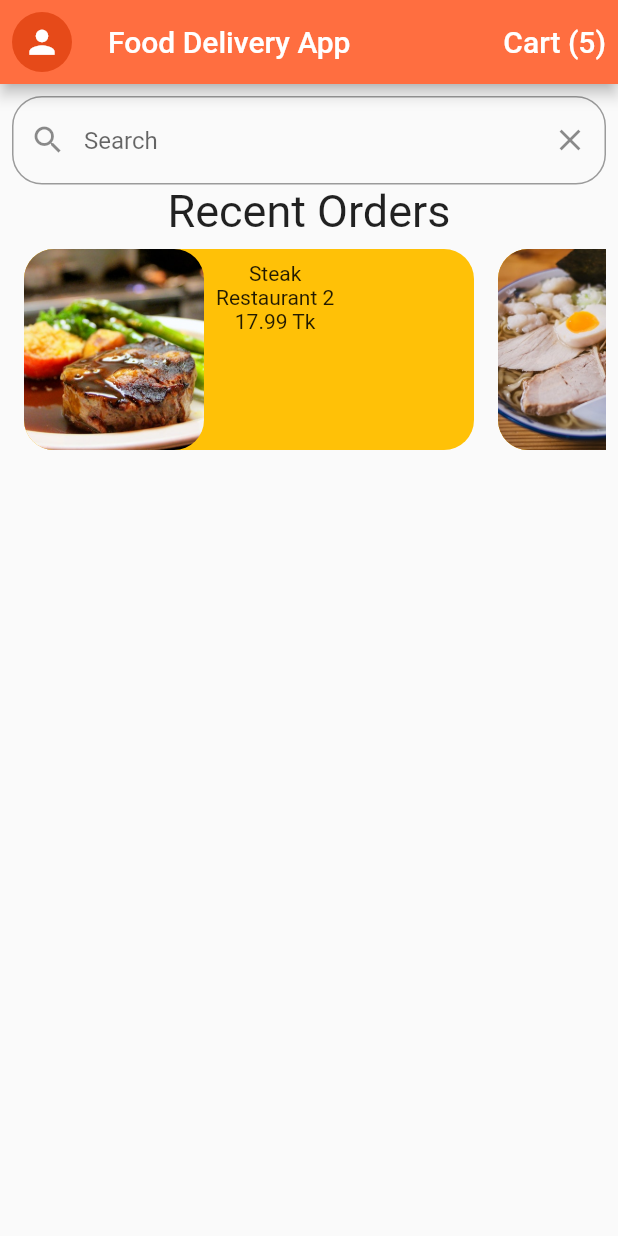
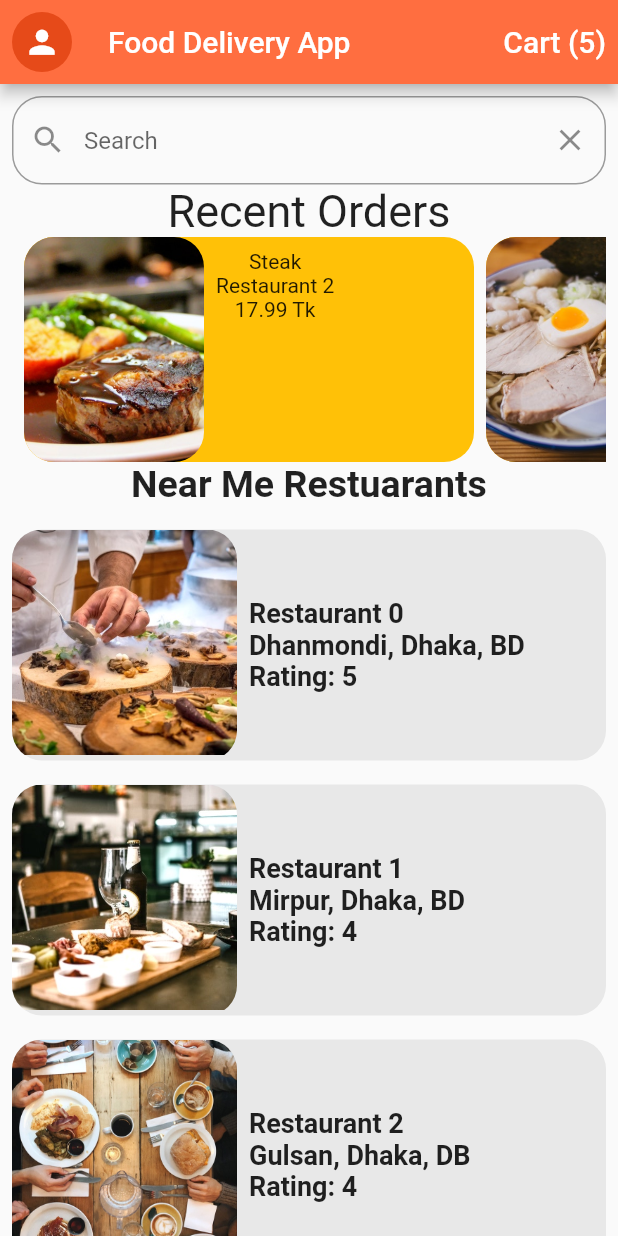
Before and after one commit to aacfahim/food-ordering-app, a Flutter app: the screen it shows after launch, on a phone screen of 412 x 824 dp. Run offline on Flutter 3.47's test engine with Material 2 defaults, Android fonts, the phone set to English and light mode, and no system bars.

```diff
--- a/lib/main.dart
+++ b/lib/main.dart
@@ -16,6 +16,7 @@ class MyApp extends StatelessWidget {
         primarySwatch: Colors.deepOrange,
       ),
       home: Home(),
+      debugShowCheckedModeBanner: false,
     );
   }
 }
--- a/lib/screens/home.dart
+++ b/lib/screens/home.dart
@@ -1,11 +1,72 @@
 import 'package:flutter/material.dart';
+import 'package:food_ordering_app/data/data.dart';
+import 'package:food_ordering_app/models/restaurant.dart';
+import 'package:food_ordering_app/screens/recent_order.dart';
+import 'package:food_ordering_app/screens/restaurant_screen.dart';
 
-import 'package:food_ordering_app/data/data.dart';
-import 'package:food_ordering_app/screens/recent_order.dart';
+class Home extends StatefulWidget {
+  Home({Key? key}) : super(key: key);
 
-class Home extends StatelessWidget {
-  Home({Key? key}) : super(key: key);
+  @override
+  State<Home> createState() => _HomeState();
+}
+
+class _HomeState extends State<Home> {
   TextEditingController searchController = TextEditingController();
+
+  buildRestaurants() {
+    List<Widget> restaurantList = [];
+
+    restaurants.forEach((Restaurant restaurant) {
+      restaurantList.add(InkWell(
+        onTap: () {
+          Navigator.push(
+            context,
+            MaterialPageRoute(
+                builder: (context) => RestaurantScreen(restaurant)),
+          );
+        },
+        child: Container(
+          margin: EdgeInsets.symmetric(vertical: 8.0),
+          decoration: BoxDecoration(
+              color: Colors.grey.withOpacity(0.2),
+              borderRadius: BorderRadius.circular(20.0)),
+          child: Row(children: [
+            ClipRRect(
+              borderRadius: BorderRadius.circular(20.0),
+              child: Padding(
+                padding: EdgeInsets.only(bottom: 4.0),
+                child: Image(
+                    height: 150,
+                    width: 150,
+                    fit: BoxFit.cover,
+                    image: AssetImage("${restaurant.imageUrl}")),
+              ),
+            ),
+            SizedBox(width: 8),
+            Column(
+              crossAxisAlignment: CrossAxisAlignment.start,
+              mainAxisAlignment: MainAxisAlignment.spaceEvenly,
+              children: [
+                Text(
+                  "${restaurant.name}",
+                  style: TextStyle(fontWeight: FontWeight.bold, fontSize: 18),
+                ),
+                Text("${restaurant.address}",
+                    style:
+                        TextStyle(fontWeight: FontWeight.bold, fontSize: 18)),
+                Text("Rating: ${restaurant.rating}",
+                    style:
+                        TextStyle(fontWeight: FontWeight.bold, fontSize: 18)),
+              ],
+            )
+          ]),
+        ),
+      ));
+    });
+
+    return Column(children: restaurantList);
+  }
 
   @override
   Widget build(BuildContext context) {
@@ -29,15 +90,17 @@ class Home extends StatelessWidget {
                   style: TextStyle(color: Colors.white, fontSize: 20)))
         ],
       ),
-      body: Container(
+      body: SingleChildScrollView(
+        child: Container(
           padding: EdgeInsets.all(8.0),
-        child: Column(children: [
+          child:
+              Column(crossAxisAlignment: CrossAxisAlignment.start, children: [
             TextField(
               controller: searchController,
               decoration: InputDecoration(
                 hintText: "Search",
-              border:
-                  OutlineInputBorder(borderRadius: BorderRadius.circular(20.0)),
+                border: OutlineInputBorder(
+                    borderRadius: BorderRadius.circular(20.0)),
                 prefixIcon: Icon(Icons.search),
                 suffixIcon: IconButton(
                   onPressed: searchController.clear,
@@ -46,7 +109,17 @@ class Home extends StatelessWidget {
               ),
             ),
             RecentOrder(),
+            Column(
+              children: [
+                Text("Near Me Restuarants",
+                    style:
+                        TextStyle(fontWeight: FontWeight.bold, fontSize: 25)),
+                SizedBox(height: 8),
+                buildRestaurants(),
+              ],
+            )
           ]),
+        ),
       ),
     );
   }
--- a/lib/screens/recent_order.dart
+++ b/lib/screens/recent_order.dart
@@ -10,7 +10,7 @@ class RecentOrder extends StatelessWidget {
 
   buildRecentOrder(BuildContext context, Order order) {
     return Padding(
-      padding: const EdgeInsets.all(8.0),
+      padding: const EdgeInsets.only(left: 8.0),
       child: Container(
         width: 300,
         decoration: BoxDecoration(
--- a/pubspec.yaml
+++ b/pubspec.yaml
@@ -43,7 +43,7 @@ dev_dependencies:
   # activated in the `analysis_options.yaml` file located at the root of your
   # package. See that file for information about deactivating specific lint
   # rules and activating additional ones.
-  flutter_lints: ^2.0.0
+  #flutter_lints: ^2.0.0
 
 # For information on the generic Dart part of this file, see the
 # following page: https://dart.dev/tools/pub/pubspec
```
Also changed, not shown: lib/screens/restaurant_screen.dart (added, +86 -0 lines), pubspec.lock. Lines whose indentation alone changed are shown as unchanged.
